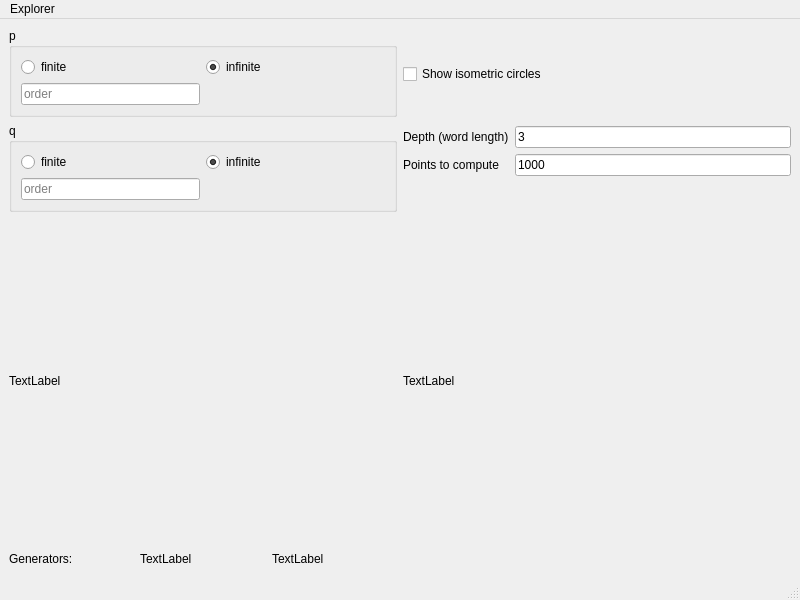
Before: the Qt Designer form explorer/explorer.ui in aelzenaar/riley, drawn with Qt 5.
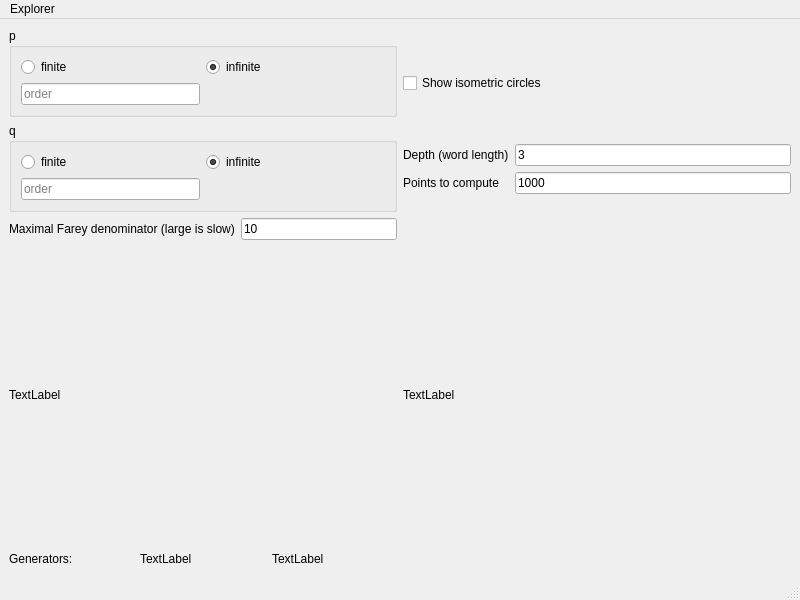
After: the same form once the commit is applied. Custom widgets are drawn as their Qt base class.

Commit message: Explorer: can now change slice parameters in GUI

The edit to the form file:
```diff
--- a/explorer/explorer.ui
+++ b/explorer/explorer.ui
@@ -165,6 +165,24 @@
         </layout>
        </widget>
       </item>
+      <item>
+       <layout class="QHBoxLayout" name="horizontalLayout_3">
+        <item>
+         <widget class="QLabel" name="label_4">
+          <property name="text">
+           <string>Maximal Farey denominator (large is slow)</string>
+          </property>
+         </widget>
+        </item>
+        <item>
+         <widget class="QLineEdit" name="fareyDenomEdit">
+          <property name="text">
+           <string>10</string>
+          </property>
+         </widget>
+        </item>
+       </layout>
+      </item>
      </layout>
     </item>
     <item row="1" column="2">
```
Left out of the diff: 192 changed lines with no effect on the pictures. The commit also changes 2 other files.
